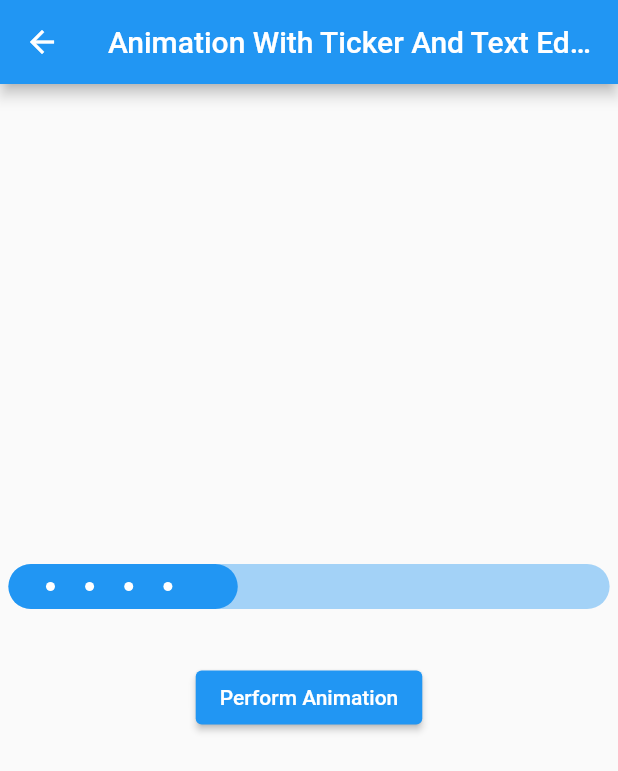
After one commit to AradhyaNepal/Animation, a Flutter app: the AnimationWithTickerAndTextEditingController screen opened by its route, after a tap on "Perform Animation", on a phone screen of 412 x 824 dp. The commit adds this screen. Shown: the top 771 px of the screen. Run offline on Flutter 3.47's test engine with Material 2 defaults, Android fonts, the phone set to English and light mode, and no system bars.

Commit message:
Animation with TextEditingController

```diff
--- a/lib/main.dart
+++ b/lib/main.dart
@@ -6,6 +6,7 @@ import 'package:animation/screens/terminologies/animation_curve_screen.dart';
 import 'package:animation/screens/terminologies/animation_interval_screen.dart';
 import 'package:animation/screens/terminologies/animation_with_ticker_and_family.dart';
 import 'package:animation/screens/terminologies/animation_with_ticker_and_setstate.dart';
+import 'package:animation/screens/terminologies/animation_with_ticker_and_text_editing_controller.dart';
 import 'package:animation/screens/terminologies/animation_without_animation_class.dart';
 import 'package:animation/screens/terminologies/intrinsic_animation_screen.dart';
 import 'package:animation/screens/terminologies/tween_screen_advance.dart';
@@ -35,6 +36,7 @@ class MyApp extends StatelessWidget {
         AnimationWithoutAnimationClass.route:(_)=>const AnimationWithoutAnimationClass(),
         AnimationWithTickerAndFamily.route:(_)=>const AnimationWithTickerAndFamily(),
         AnimationWithTickerAndSetState.route:(_)=>const AnimationWithTickerAndSetState(),
+        AnimationWithTickerAndTextEditingController.route:(_)=>const AnimationWithTickerAndTextEditingController(),
         IntrinsicAnimationScreen.route:(_)=>const IntrinsicAnimationScreen(),
         TweenScreenBasic.route:(_)=>const TweenScreenBasic(),
         TweenScreenAdvance.route:(_)=>const TweenScreenAdvance(),
--- a/lib/screens/home/home_screen.dart
+++ b/lib/screens/home/home_screen.dart
@@ -11,6 +11,8 @@ import 'package:animation/screens/terminologies/intrinsic_animation_screen.dart'
 import 'package:animation/screens/terminologies/tween_screen_advance.dart';
 import 'package:animation/screens/terminologies/tween_screen_basic.dart';
 import 'package:flutter/material.dart';
+
+import '../terminologies/animation_with_ticker_and_text_editing_controller.dart';
 
 class HomeScreen extends StatelessWidget {
   static const String route="/";
@@ -58,6 +60,10 @@ class HomeScreen extends StatelessWidget {
                   routeToNavigate: AnimationWithTickerAndSetState.route,
                 ),
                 HomeScreenOptionsWidget(
+                  heading:  AnimationWithTickerAndTextEditingController.title,
+                  routeToNavigate: AnimationWithTickerAndTextEditingController.route,
+                ),
+                HomeScreenOptionsWidget(
                   heading:  IntrinsicAnimationScreen.title,
                   routeToNavigate: IntrinsicAnimationScreen.route,
                 ),
--- /dev/null
+++ b/lib/screens/terminologies/animation_with_ticker_and_text_editing_controller.dart
@@ -0,0 +1,95 @@
+// ignore_for_file: prefer_conditional_assignment
+
+import 'package:animation/widgets/custom_loading.dart';
+import 'package:flutter/material.dart';
+import 'package:flutter/scheduler.dart';
+
+class AnimationWithTickerAndTextEditingController extends StatefulWidget {
+  static const String route="/AnimationWithTickerAndTextEditingController";
+  static const String title="Animation With Ticker And Text Editing Controller";
+  const AnimationWithTickerAndTextEditingController({Key? key}) : super(key: key);
+
+  @override
+  State<AnimationWithTickerAndTextEditingController> createState() => _AnimationWithTickerAndTextEditingControllerState();
+}
+
+class _AnimationWithTickerAndTextEditingControllerState extends State<AnimationWithTickerAndTextEditingController> with TickerProviderStateMixin{
+  final int _durationInSecond=3;
+  final TextEditingController _animation=TextEditingController(text: "0");
+  @override
+  Widget build(BuildContext context) {
+    return Scaffold(
+      appBar: AppBar(
+        title: const Text(
+          AnimationWithTickerAndTextEditingController.title,
+        ),
+      ),
+      body: Column(
+        mainAxisAlignment: MainAxisAlignment.center,
+        children: [
+          AnimatedBuilder(
+              animation: _animation,
+              builder: (_,__){
+                return CustomLoading(
+                  progressMultiple: double.parse(_animation.text),
+                );
+              }
+          ),
+          const SizedBox(height: 20,),
+          ElevatedButton(
+              onPressed: _customAnimation,
+              child: const Text(
+                  "Perform Animation"
+              )
+          ),
+        ],
+      ),
+    );
+  }
+
+  void _customAnimation() {
+    if(_forwardTicker!=null && _forwardTicker!.isTicking)return;
+    if(double.parse(_animation.text)<=0){
+      _forwardAnimation();
+    }else{
+      _backwardAnimation();
+    }
+  }
+
+  Ticker? _forwardTicker;
+  Ticker? _backwardTicker;
+  void _backwardAnimation() {
+    if(_backwardTicker==null){
+      _backwardTicker=createTicker((deltaTime) {
+        _animation.text=(1-1*_percentageOfProgress(deltaTime)).toString();
+        if(double.parse(_animation.text)<=0)_backwardTicker?.stop();
+      });
+    }
+    _backwardTicker?.start();
+  }
+
+
+  void _forwardAnimation() {
+    if(_forwardTicker==null){
+      _forwardTicker=createTicker((deltaTime) {
+        _animation.text=(1*_percentageOfProgress(deltaTime)).toString();
+        if(double.parse(_animation.text)>=1)_forwardTicker?.stop();
+      });
+    }
+    _forwardTicker?.start();
+  }
+
+  double _percentageOfProgress(Duration deltaTime) => deltaTime.inMilliseconds/(_durationInSecond*1000);
+
+
+
+
+
+  @override
+  void dispose() {
+    _forwardTicker?.dispose();
+    _backwardTicker?.dispose();
+    _animation.dispose();
+    super.dispose();
+  }
+}
--- a/lib/widgets/custom_loading.dart
+++ b/lib/widgets/custom_loading.dart
@@ -39,7 +39,7 @@ class LoadingCustomPainter extends CustomPainter{
   void paint(Canvas canvas, Size size) {
     _drawBackground(canvas, size);
     _drawProgress(canvas, size);
-    _drawInner(canvas,size);
+    _drawInnerDot(canvas,size);
 
   }
 
@@ -59,7 +59,7 @@ class LoadingCustomPainter extends CustomPainter{
 
   double _animationEnd(Size size) => endWidth(size)*progressMultiple;
 
-  void _drawInner(Canvas canvas, Size size) {
+  void _drawInnerDot(Canvas canvas, Size size) {
     for(double i =_startPosition(size);i<_animationEnd(size)-_widthPerItem(size);i+=_widthPerItem(size)){
       Paint paint=Paint()..color=Colors.white..style=PaintingStyle.fill..strokeWidth=size.height/5..strokeCap=StrokeCap.round;
       canvas.drawLine(Offset(i+_widthPerItem(size)/2, 0), Offset(i+_widthPerItem(size)/2, 0), paint);
```
